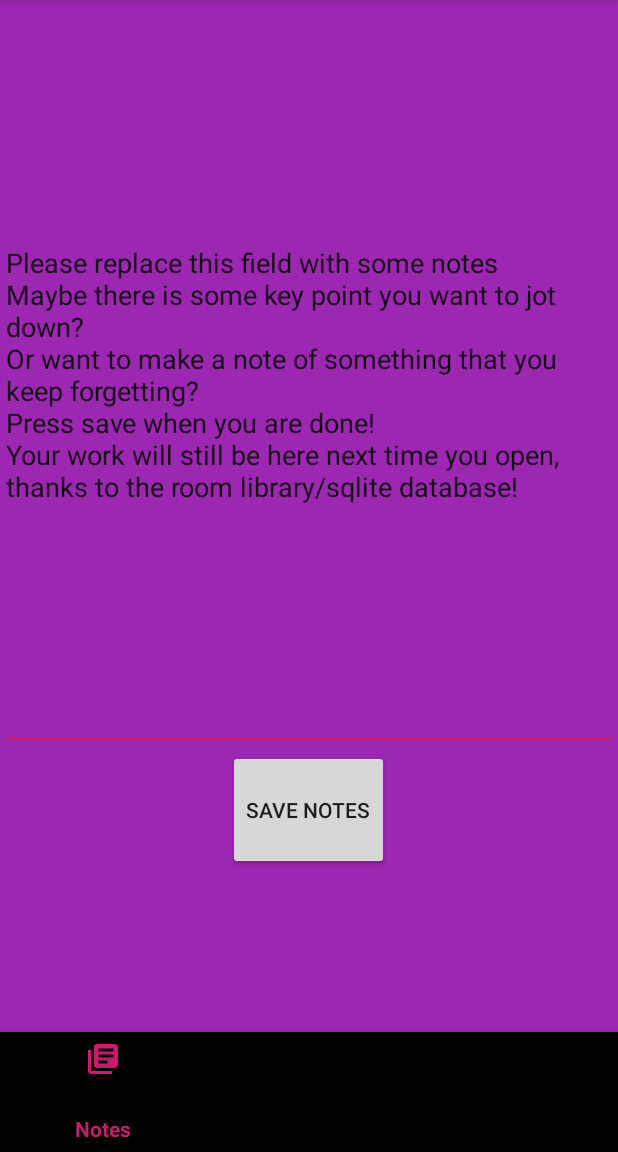
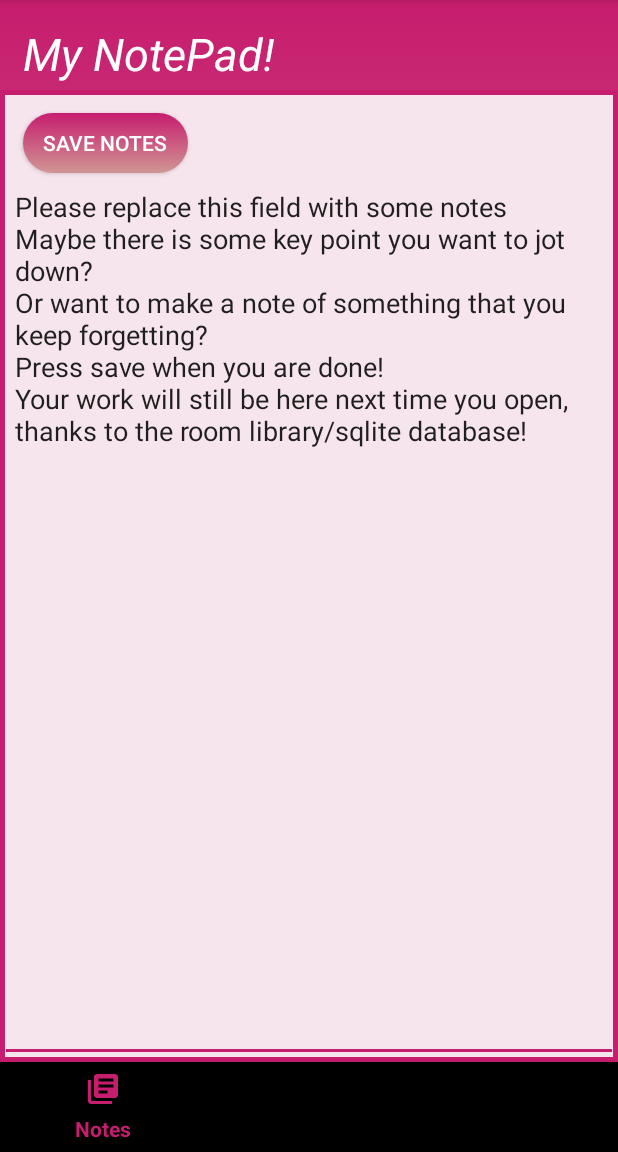
Before and after one commit to lewes5164312/Gamified-Assignment, an Android app: the screen it shows after launch (MainActivity), on a phone screen of 412 x 824 dp, the part 84-1236 px from its top. Run offline under Robolectric (Android 15) with nearby library versions, the light colour scheme and no system bars; our stand-ins replace Room's generated code, Volley; network calls fail; 1 statement that could not run was skipped.

Commit message:
notesfragment update

```diff
--- a/app/src/main/res/drawable/gradient_boarder.xml
+++ b/app/src/main/res/drawable/gradient_boarder.xml
@@ -5,9 +5,9 @@
         <shape
             android:shape="rectangle">
             <solid
-                android:color="@android:color/transparent" />
+                android:color="#F7E5ED" />
             <stroke
-                android:width="5dp"
+                android:width="3dp"
                 android:color="@color/colorPrimary" />
 
         </shape>
--- /dev/null
+++ b/app/src/main/res/drawable/rounded_button2.xml
@@ -0,0 +1,19 @@
+<?xml version="1.0" encoding="utf-8"?>
+<selector xmlns:android="http://schemas.android.com/apk/res/android">
+
+    <item>
+
+
+        <shape>
+            <corners android:radius="100dp"/>
+            <gradient
+                android:angle="90"
+                android:startColor="#d09693"
+                android:endColor="#c71d6f"
+                android:type="linear" />
+
+        </shape>
+
+    </item>
+
+</selector>
--- a/app/src/main/res/layout/activity_main.xml
+++ b/app/src/main/res/layout/activity_main.xml
@@ -11,14 +11,14 @@
         android:id="@+id/frag_slot"
         android:layout_width="match_parent"
         android:layout_height="match_parent"
-        android:layout_marginBottom="80dp">
+        android:layout_marginBottom="60dp">
 
     </FrameLayout>
 
     <com.google.android.material.bottomnavigation.BottomNavigationView
         android:id="@+id/bottomNavBar"
         android:layout_width="match_parent"
-        android:layout_height="80dp"
+        android:layout_height="60dp"
         app:layout_constraintBottom_toBottomOf="parent"
         app:menu="@menu/bottom_nav_menu"/>
 </androidx.constraintlayout.widget.ConstraintLayout>
--- a/app/src/main/res/layout/country_detail.xml
+++ b/app/src/main/res/layout/country_detail.xml
@@ -4,7 +4,6 @@
     xmlns:app="http://schemas.android.com/apk/res-auto"
     xmlns:tools="http://schemas.android.com/tools"
     android:id="@+id/activity_detail"
-    android:background="#F7E5ED"
     android:layout_width="match_parent"
     android:layout_height="match_parent">
 
--- a/app/src/main/res/layout/fragment_home.xml
+++ b/app/src/main/res/layout/fragment_home.xml
@@ -3,28 +3,54 @@
     android:layout_width="match_parent"
     android:layout_height="match_parent"
     xmlns:app="http://schemas.android.com/apk/res-auto"
-    android:background="#9C27B0"
+    android:background="@drawable/gradient_background"
     android:orientation="vertical">
 
-    <EditText
-        android:id="@+id/notesText"
+    <LinearLayout
         android:layout_width="match_parent"
-        android:layout_height="500dp"
-        android:ems="10"
-        android:inputType="textMultiLine"
-        android:text="Please replace this field with some notes \n
-Maybe there's some key point you want to jot down? \n
-Or want to make a note of something that you keep forgetting? \n
-Press save when you're done! \n
-" />
+        android:layout_height="60dp">
+
+    <TextView
+        android:layout_width="match_parent"
+        android:layout_height="120dp"
+        android:padding="15dp"
+        android:text="My NotePad!"
+        android:textColor="@android:color/white"
+        android:textSize="30dp"
+        android:textStyle="italic" />
+
+    </LinearLayout>
+
+    <LinearLayout
+        android:layout_width="match_parent"
+        android:layout_height="match_parent"
+        android:background="@drawable/gradient_boarder"
+        android:orientation="vertical">
 
     <Button
         android:id="@+id/saveButton"
         android:onClick="saveClick"
-        android:layout_width="wrap_content"
-        android:layout_gravity="center"
-        android:layout_height="80dp"
-        android:layout_marginBottom="10dp"
-        app:layout_constraintTop_toBottomOf="@id/notesText"
+        android:layout_width="110dp"
+        android:layout_height="40dp"
+        android:textColor="@android:color/white"
+        android:layout_marginLeft="15dp"
+        android:layout_marginTop="15dp"
+        android:background="@drawable/rounded_button2"
         android:text="Save Notes" />
+
+        <EditText
+            android:id="@+id/notesText"
+            android:layout_width="match_parent"
+            android:layout_height="match_parent"
+            android:inputType="textMultiLine"
+            android:gravity="top"
+            android:padding="10dp"
+            android:text="Please replace this field with some notes
+            \nMaybe there's some key points you want to jot down?
+            \nOr want to make a note of something that you keep forgetting?
+            \nPress save when you're done!" />
+
+    </LinearLayout>
+
+
 </LinearLayout>
--- a/app/src/main/res/layout/fragment_quiz.xml
+++ b/app/src/main/res/layout/fragment_quiz.xml
@@ -14,7 +14,7 @@
         android:layout_centerHorizontal="true"
         android:layout_marginTop="10dp"
         android:textStyle="italic"
-        android:text="Quiz time! How well do you know your geogrphy?"
+        android:text="Quiz time! How well do you know your geography?"
         android:textColor="@android:color/white"
         android:textSize="30dp" />
 
```
